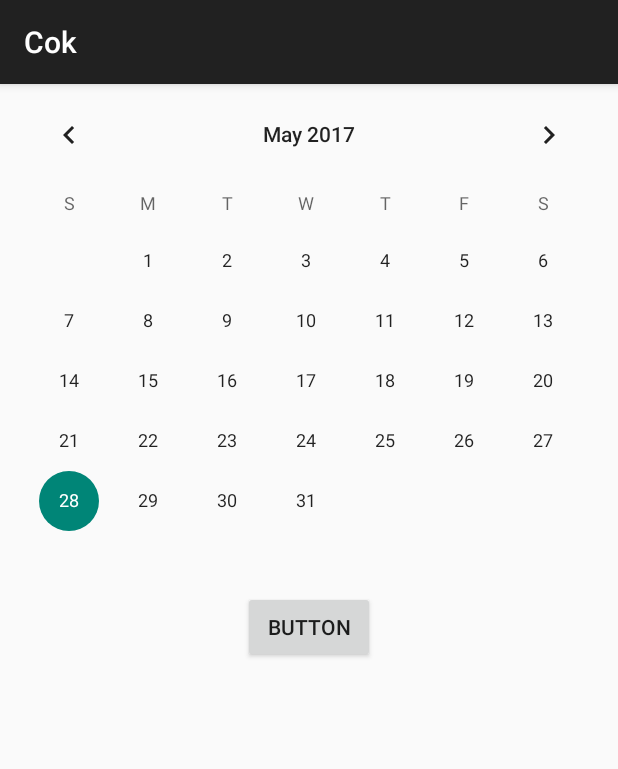
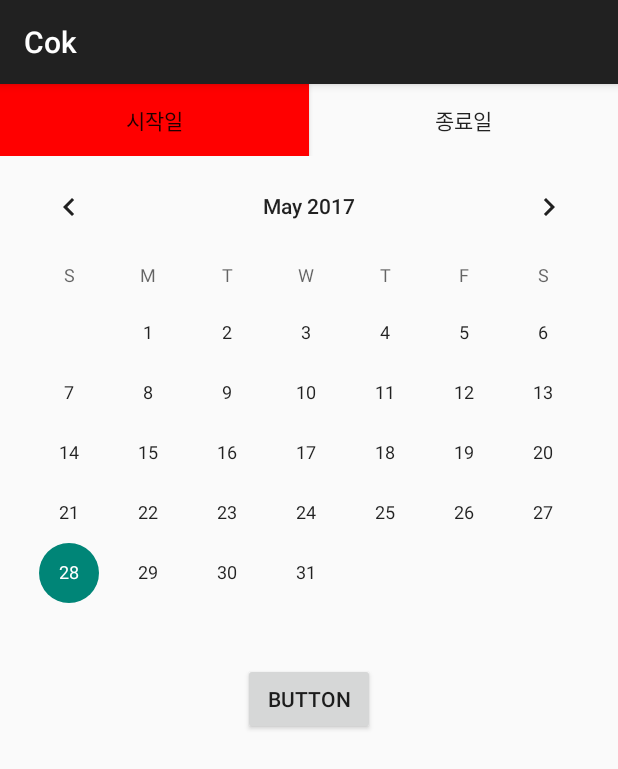
Before and after one commit to LeByHo/Mobile, an Android app: the Calendar screen opened directly, with no data from a screen before it, on a phone screen of 412 x 824 dp. Shown: the top 769 px of the screen. Run offline under Robolectric (Android 15) with nearby library versions, the phone set to English and light mode, and no system bars.

Commit message:
2017-05-28
calendar

```diff
--- a/Cok/app/src/main/java/org/androidtown/cok/Calendar.java
+++ b/Cok/app/src/main/java/org/androidtown/cok/Calendar.java
@@ -1,12 +1,18 @@
 package org.androidtown.cok;
 
+import android.app.FragmentTransaction;
+import android.content.Intent;
+import android.graphics.Color;
 import android.os.Bundle;
+import android.os.Message;
 import android.support.annotation.NonNull;
 import android.support.v7.app.AppCompatActivity;
+import android.util.Log;
 import android.view.View;
 import android.widget.Button;
 import android.widget.CalendarView;
 import android.widget.Toast;
+import android.app.FragmentManager;
 
 import java.lang.reflect.Array;
 
@@ -15,26 +21,108 @@ import java.lang.reflect.Array;
  */
 
 public class Calendar extends AppCompatActivity{
-    CalendarView calendarView;
+
     Button button;
+    Button s_btn;
+    Button e_btn;
+    android.app.FragmentManager fm;
+    Thread th;
+    Thread th2;
+    CalendarFragment cf;
+    CalendarFragment2 cf2;
+    Bundle bundle;
+    Intent intent;
+    int s_y,s_m,s_d,e_y,e_m,e_d;
     @Override
     protected void onCreate(Bundle savedInstanceState) {
         super.onCreate(savedInstanceState);
         setContentView(R.layout.calendar);
-        calendarView = (CalendarView)findViewById(R.id.calendar);
+        intent=getIntent();
+        cf = new CalendarFragment(Calendar.this,intent);
+        cf2= new CalendarFragment2(Calendar.this,intent);
+        fm=getFragmentManager();
+        android.app.FragmentTransaction tr=fm.beginTransaction();
+        tr.add(R.id.c_frame,cf,"ccc");
+        tr.commit();
+        th=new cThread(1);
+        th2=new cThread(2);
+        th.start();
+
         button = (Button)findViewById(R.id.button3);
 
-        calendarView.setOnDateChangeListener(new CalendarView.OnDateChangeListener() {
+        s_btn =(Button)findViewById(R.id.btn);
+        s_btn.setBackgroundColor(Color.RED);
+        s_btn.setOnClickListener(new View.OnClickListener() {
             @Override
-            public void onSelectedDayChange(@NonNull CalendarView view, int year, int month, int dayOfMonth) {
-                Toast.makeText(getApplicationContext(), "Selected Date:\n" + "Day = " + dayOfMonth + "\n" + "Month = " + (month+1)+ "\n" + "Year = " + year, Toast.LENGTH_LONG).show();
+            public void onClick(View v) {
+                e_btn.setBackgroundColor(Color.WHITE);
+                s_btn.setBackgroundColor(Color.RED);
+                android.app.FragmentTransaction tr=fm.beginTransaction();
+                tr.replace(R.id.c_frame,cf);
+                th.start();
+                if(th2.isAlive())
+                th2.interrupt();
+                tr.commit();
+                }
+        });
+        e_btn=(Button)findViewById(R.id.btn2);
+        e_btn.setOnClickListener(new View.OnClickListener() {
+            @Override
+            public void onClick(View v) {
+                e_btn.setBackgroundColor(Color.RED);
+                s_btn.setBackgroundColor(Color.WHITE);
+                android.app.FragmentTransaction tr=fm.beginTransaction();
+                tr.replace(R.id.c_frame,cf2);
+                th2.start();
+                if(th.isAlive())
+                    th.interrupt();
+                tr.commit();
             }
         });
+
         button.setOnClickListener(new View.OnClickListener() {
             @Override
             public void onClick(View v) {
+                Bundle bundle2 = intent.getExtras();
+                bundle2.putInt("SY",s_y);
+                bundle2.putInt("SM",s_m);
+                bundle2.putInt("SD",s_d);
+                bundle2.putInt("EY",e_y);
+                bundle2.putInt("EM",e_m);
+                bundle2.putInt("ED",e_d);
+                intent.putExtras(bundle2);
+                setResult(RESULT_OK, intent);
+                th2.interrupt();
+                th.interrupt();
                 finish();
             }
         });
+
+    }
+    class cThread extends Thread{
+        int num;
+        cThread(int i){
+            num=i;
+        }
+
+        public void run(){
+            while(true){
+                try{
+                    Thread.sleep(100);
+                    bundle = intent.getExtras();
+                    if(num==1){
+                        s_y=bundle.getInt("YEAR");
+                        s_m=bundle.getInt("MONTH");
+                        s_d=bundle.getInt("DAY");
+                    }
+                    else if(num==2){
+                        e_y=bundle.getInt("Year");
+                        e_m=bundle.getInt("Month");
+                        e_d=bundle.getInt("Day");
+                    }
+                }catch (Exception e){ }
+            }
+        }
+
     }
 }
--- /dev/null
+++ b/Cok/app/src/main/java/org/androidtown/cok/CalendarFragment.java
@@ -0,0 +1,45 @@
+package org.androidtown.cok;
+
+import android.app.Fragment;
+import android.content.Context;
+import android.content.Intent;
+import android.os.Bundle;
+import android.support.annotation.NonNull;
+import android.support.annotation.Nullable;
+import android.view.LayoutInflater;
+import android.view.View;
+import android.view.ViewGroup;
+import android.widget.CalendarView;
+import android.widget.Toast;
+
+/**
+ * Created by LEE on 2017-05-23.
+ */
+
+public class CalendarFragment extends Fragment {
+    CalendarView calendarView;
+    Context mainContext;
+    Intent m_intent;
+    @Nullable
+    @Override
+    public View onCreateView(LayoutInflater inflater, @Nullable ViewGroup container, Bundle savedInstanceState) {
+        ViewGroup rootView = (ViewGroup)inflater.inflate(R.layout.calendar2,container,false);
+        calendarView = (CalendarView)rootView.findViewById(R.id.calendar);
+        calendarView.setOnDateChangeListener(new CalendarView.OnDateChangeListener() {
+            @Override
+            public void onSelectedDayChange(@NonNull CalendarView view, int year, int month, int dayOfMonth) {
+                Bundle bundle = m_intent.getExtras();
+                bundle.putInt("YEAR",year);
+                bundle.putInt("MONTH",month+1);
+                bundle.putInt("DAY",dayOfMonth);
+                m_intent.putExtras(bundle);
+            }
+        });
+        return rootView;
+
+    }
+    public CalendarFragment(Context _context,Intent intent){
+        mainContext = _context;
+        m_intent=intent;
+    }
+}
--- /dev/null
+++ b/Cok/app/src/main/java/org/androidtown/cok/CalendarFragment2.java
@@ -0,0 +1,45 @@
+package org.androidtown.cok;
+
+import android.app.Fragment;
+import android.content.Context;
+import android.content.Intent;
+import android.os.Bundle;
+import android.support.annotation.NonNull;
+import android.support.annotation.Nullable;
+import android.view.LayoutInflater;
+import android.view.View;
+import android.view.ViewGroup;
+import android.widget.CalendarView;
+import android.widget.Toast;
+
+/**
+ * Created by LEE on 2017-05-23.
+ */
+
+public class CalendarFragment2 extends Fragment {
+    CalendarView calendarView;
+    Context mainContext;
+    Intent m_intent;
+    @Nullable
+    @Override
+    public View onCreateView(LayoutInflater inflater, @Nullable ViewGroup container, Bundle savedInstanceState) {
+        ViewGroup rootView = (ViewGroup)inflater.inflate(R.layout.calendar3,container,false);
+        calendarView = (CalendarView)rootView.findViewById(R.id.calendar2);
+        calendarView.setOnDateChangeListener(new CalendarView.OnDateChangeListener() {
+            @Override
+            public void onSelectedDayChange(@NonNull CalendarView view, int year, int month, int dayOfMonth) {
+                Bundle bundle = m_intent.getExtras();
+                bundle.putInt("Year",year);
+                bundle.putInt("Month",month+1);
+                bundle.putInt("Day",dayOfMonth);
+                m_intent.putExtras(bundle);
+            }
+        });
+        return rootView;
+
+    }
+    public CalendarFragment2(Context _context,Intent intent){
+        mainContext = _context;
+        m_intent=intent;
+    }
+}
--- a/Cok/app/src/main/java/org/androidtown/cok/MainFragment.java
+++ b/Cok/app/src/main/java/org/androidtown/cok/MainFragment.java
@@ -45,6 +45,7 @@ public class MainFragment extends Fragment {
         Bundle extra = getArguments();
         pName.setText(extra.getString("Project").toString());
         mCount.setText(extra.getString("mCount").toString());
+        mcount.setText(extra.getString("mCount").toString());
         btn.setOnClickListener(new View.OnClickListener() {
 
 
--- a/Cok/app/src/main/res/layout/calendar.xml
+++ b/Cok/app/src/main/res/layout/calendar.xml
@@ -1,20 +1,52 @@
 <?xml version="1.0" encoding="utf-8"?>
 <RelativeLayout xmlns:android="http://schemas.android.com/apk/res/android"
-    android:orientation="vertical" android:layout_width="match_parent"
+     android:layout_width="match_parent"
     android:layout_height="match_parent">
+    <TableLayout
+        android:layout_width="match_parent"
+        android:layout_height="wrap_content"
+        android:id="@+id/table"
+        android:stretchColumns="*">
+       <TableRow>
+           <Button
+               android:background="#00FFFFFF"
+               android:layout_width="match_parent"
+               android:layout_height="wrap_content"
+               android:text="시작일"
+               android:id="@+id/btn" />
+           <Button
+               android:background="#00FFFFFF"
+               android:id="@+id/btn2"
+               android:layout_width="match_parent"
+               android:layout_height="wrap_content"
+               android:text="종료일"
+               />
+       </TableRow>
+    </TableLayout>
+   <!-- <View
+        android:layout_width="match_parent"
+        android:layout_height="wrap_content"
+        android:id="@+id/view"
+        android:background="#ff00ff00"
+        android:layout_below="@+id/table" />-->
 
-    <CalendarView
-        android:id="@+id/calendar"
+    <LinearLayout
+        android:layout_below="@id/table"
         android:layout_width="match_parent"
-        android:layout_height="wrap_content"/>
+        android:layout_height="wrap_content"
+        android:id="@+id/c_frame"
+        android:orientation="vertical">
+
+    </LinearLayout>
+
 
     <Button
         android:id="@+id/button3"
         android:layout_width="wrap_content"
         android:layout_height="wrap_content"
-        android:layout_below="@+id/calendar"
-        android:layout_centerHorizontal="true"
-        android:text="Button" />
+        android:text="Button"
+        android:layout_below="@+id/c_frame"
+        android:layout_centerHorizontal="true" />
 
 
 </RelativeLayout>
--- /dev/null
+++ b/Cok/app/src/main/res/layout/calendar2.xml
@@ -0,0 +1,10 @@
+<?xml version="1.0" encoding="utf-8"?>
+<LinearLayout xmlns:android="http://schemas.android.com/apk/res/android"
+    android:orientation="vertical" android:layout_width="match_parent"
+    android:layout_height="match_parent">
+    <CalendarView
+        android:id="@+id/calendar"
+        android:layout_width="match_parent"
+        android:layout_height="wrap_content"
+ />
+</LinearLayout>
```
Also changed, not shown: Cok/app/src/main/java/org/androidtown/cok/Main2Activity.java (+47 -5 lines), Cok/app/src/main/res/layout/activity_main2.xml (+16 -1 lines), Cok/app/src/main/res/layout/calendar3.xml (added, +10 -0 lines).
